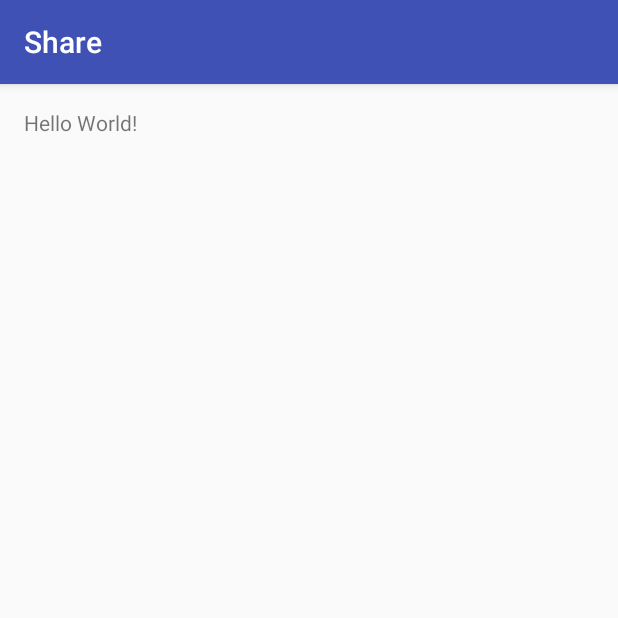
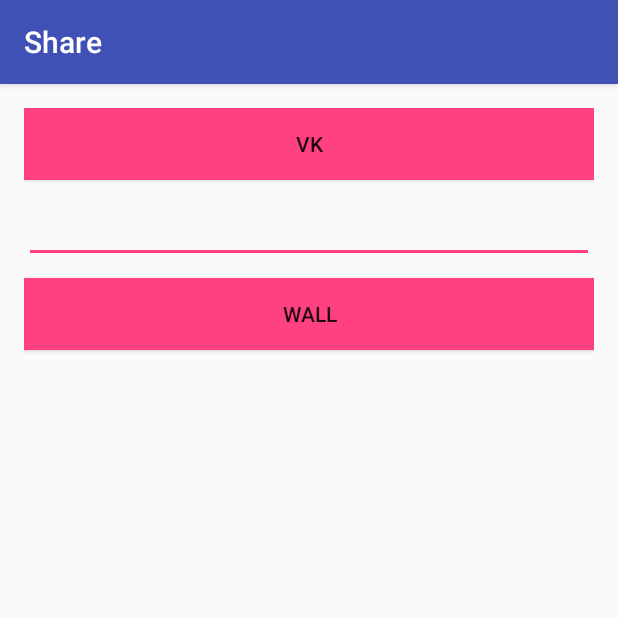
Before and after one commit to BSProgramm/Share, an Android app: the screen it shows after launch (MainActivity), on a phone screen of 412 x 824 dp, the top half of it. Run offline under Robolectric (Android 15) with nearby library versions, the phone set to English and light mode, and no system bars; libraries missing offline, so code that uses them is left out: com.vk.sdk; 2 statements that could not run were skipped.

Commit message:
not Alpha

```diff
--- a/app/build.gradle
+++ b/app/build.gradle
@@ -25,5 +25,6 @@ dependencies {
         exclude group: 'com.android.support', module: 'support-annotations'
     })
     compile 'com.android.support:appcompat-v7:25.3.1'
+    compile 'com.vk:androidsdk:1.6.8'
     testCompile 'junit:junit:4.12'
 }
--- /dev/null
+++ b/app/src/main/java/ru/badsprogramm/share/Application.java
@@ -0,0 +1,29 @@
+package ru.badsprogramm.share;
+
+import android.content.Intent;
+
+import com.vk.sdk.VKAccessToken;
+import com.vk.sdk.VKAccessTokenTracker;
+import com.vk.sdk.VKSdk;
+
+public class Application extends android.app.Application {
+
+    VKAccessTokenTracker vkAccessTokenTracker = new VKAccessTokenTracker() {
+        @Override
+        public void onVKAccessTokenChanged(VKAccessToken oldToken, VKAccessToken newToken) {
+            if (newToken == null) {
+                Intent intent = new Intent(Application.this ,MainActivity.class);
+                intent.setFlags(Intent.FLAG_ACTIVITY_NEW_TASK|Intent.FLAG_ACTIVITY_CLEAR_TOP);
+                startActivity(intent);
+            }
+        }
+    };
+    @Override
+    public void onCreate() {
+        super.onCreate();
+
+        vkAccessTokenTracker.startTracking();
+        VKSdk.initialize(this);
+    }
+
+}
--- a/app/src/main/java/ru/badsprogramm/share/MainActivity.java
+++ b/app/src/main/java/ru/badsprogramm/share/MainActivity.java
@@ -1,13 +1,73 @@
 package ru.badsprogramm.share;
 
+import android.content.Intent;
+import android.os.Bundle;
 import android.support.v7.app.AppCompatActivity;
-import android.os.Bundle;
+import android.support.v7.widget.AppCompatButton;
+import android.support.v7.widget.AppCompatEditText;
+import android.view.View;
+import android.widget.Toast;
 
-public class MainActivity extends AppCompatActivity {
+import com.vk.sdk.VKAccessToken;
+import com.vk.sdk.api.VKApi;
+import com.vk.sdk.api.VKApiConst;
+import com.vk.sdk.api.VKError;
+import com.vk.sdk.api.VKParameters;
+import com.vk.sdk.api.VKRequest;
+import com.vk.sdk.api.VKResponse;
+import com.vk.sdk.api.model.VKAttachments;
+import com.vk.sdk.api.model.VKWallPostResult;
+
+public class MainActivity extends AppCompatActivity implements View.OnClickListener {
+
+    AppCompatButton vkBtn, vkWall;
+    AppCompatEditText messageView;
+    public static final String TOKEN_VK_OUTH = "tokenVk";
 
     @Override
     protected void onCreate(Bundle savedInstanceState) {
         super.onCreate(savedInstanceState);
         setContentView(R.layout.activity_main);
+
+        vkBtn = (AppCompatButton) findViewById(R.id.vkBtn);
+        vkWall= (AppCompatButton) findViewById(R.id.vkWall);
+        messageView = (AppCompatEditText) findViewById(R.id.messageView);
+
+        vkBtn.setOnClickListener(this);
+        vkWall.setOnClickListener(this);
+    }
+
+    @Override
+    public void onClick(View view) {
+        switch (view.getId()){
+            case R.id.vkBtn:
+                Intent intent = new Intent(getApplicationContext(), VkOuth.class);
+                startActivityForResult(intent, 0);
+            break;
+            case R.id.vkWall:
+                makePost(null, messageView.getText().toString());
+            break;
+        }
+    }
+
+    private void makePost(VKAttachments attachments, String message) {
+        VKRequest post = VKApi.wall().post(VKParameters.from(VKApiConst.OWNER_ID, VKAccessToken.currentToken().userId, VKApiConst.ATTACHMENTS, attachments, VKApiConst.MESSAGE, message));
+        post.setModelClass(VKWallPostResult.class);
+        post.executeWithListener(new VKRequest.VKRequestListener() {
+            @Override
+            public void onComplete(VKResponse response) {
+            }
+
+            @Override
+            public void onError(VKError error) {
+                Toast.makeText(getApplicationContext(), error.errorReason, Toast.LENGTH_SHORT)
+                        .show();
+            }
+        });
+    }
+
+    @Override
+    protected void onActivityResult(int requestCode, int resultCode, Intent data) {
+        super.onActivityResult(requestCode, resultCode, data);
     }
 }
--- a/app/src/main/res/layout/activity_main.xml
+++ b/app/src/main/res/layout/activity_main.xml
@@ -1,4 +1,5 @@
 <?xml version="1.0" encoding="utf-8"?>
+
 <RelativeLayout xmlns:android="http://schemas.android.com/apk/res/android"
     xmlns:tools="http://schemas.android.com/tools"
     android:id="@+id/activity_main"
@@ -10,8 +11,34 @@
     android:paddingTop="@dimen/activity_vertical_margin"
     tools:context="ru.badsprogramm.share.MainActivity">
 
-    <TextView
-        android:layout_width="wrap_content"
+    <android.support.v7.widget.AppCompatButton
+        android:id="@+id/vkBtn"
+        android:layout_width="match_parent"
         android:layout_height="wrap_content"
-        android:text="Hello World!" />
+        android:text="@string/vk"
+        android:background="@color/colorAccent"/>
+
+    <android.support.v7.widget.AppCompatEditText
+        android:layout_marginTop="10dp"
+        android:id="@+id/messageView"
+        android:layout_width="match_parent"
+        android:layout_height="wrap_content"
+        android:layout_alignParentLeft="true"
+        android:layout_alignParentStart="true"
+        android:layout_below="@+id/vkBtn"
+        android:textAlignment="center"
+        android:textSize="18sp"
+        tools:text="EDIT MESSAGE" />
+
+    <android.support.v7.widget.AppCompatButton
+        android:layout_marginTop="10dp"
+        android:id="@+id/vkWall"
+        android:layout_width="match_parent"
+        android:layout_height="wrap_content"
+        android:text="@string/wall"
+        android:background="@color/colorAccent"
+        android:layout_below="@+id/messageView"
+        android:layout_alignParentLeft="true"
+        android:layout_alignParentStart="true" />
+
 </RelativeLayout>
--- /dev/null
+++ b/app/src/main/res/layout/vkouth.xml
@@ -0,0 +1,6 @@
+<?xml version="1.0" encoding="utf-8"?>
+<LinearLayout xmlns:android="http://schemas.android.com/apk/res/android"
+    android:orientation="vertical" android:layout_width="match_parent"
+    android:layout_height="match_parent">
+
+</LinearLayout>
--- a/app/src/main/res/values/strings.xml
+++ b/app/src/main/res/values/strings.xml
@@ -1,3 +1,6 @@
 <resources>
     <string name="app_name">Share</string>
+    <string name="vk">VK</string>
+    <string name="wall">wall</string>
+    <integer name="com_vk_sdk_AppId">5977422</integer>
 </resources>
--- a/app/src/main/res/values/styles.xml
+++ b/app/src/main/res/values/styles.xml
@@ -1,8 +1,6 @@
 <resources>
 
-    <!-- Base application theme. -->
     <style name="AppTheme" parent="Theme.AppCompat.Light.DarkActionBar">
-        <!-- Customize your theme here. -->
         <item name="colorPrimary">@color/colorPrimary</item>
         <item name="colorPrimaryDark">@color/colorPrimaryDark</item>
         <item name="colorAccent">@color/colorAccent</item>
--- a/build.gradle
+++ b/build.gradle
@@ -5,7 +5,7 @@ buildscript {
         jcenter()
     }
     dependencies {
-        classpath 'com.android.tools.build:gradle:2.2.0'
+        classpath 'com.android.tools.build:gradle:2.3.1'
 
         // NOTE: Do not place your application dependencies here; they belong
         // in the individual module build.gradle files
```
Also changed, not shown: app/src/main/AndroidManifest.xml (+7 -2 lines), app/src/main/java/ru/badsprogramm/share/VkOuth.java (added, +43 -0 lines).
